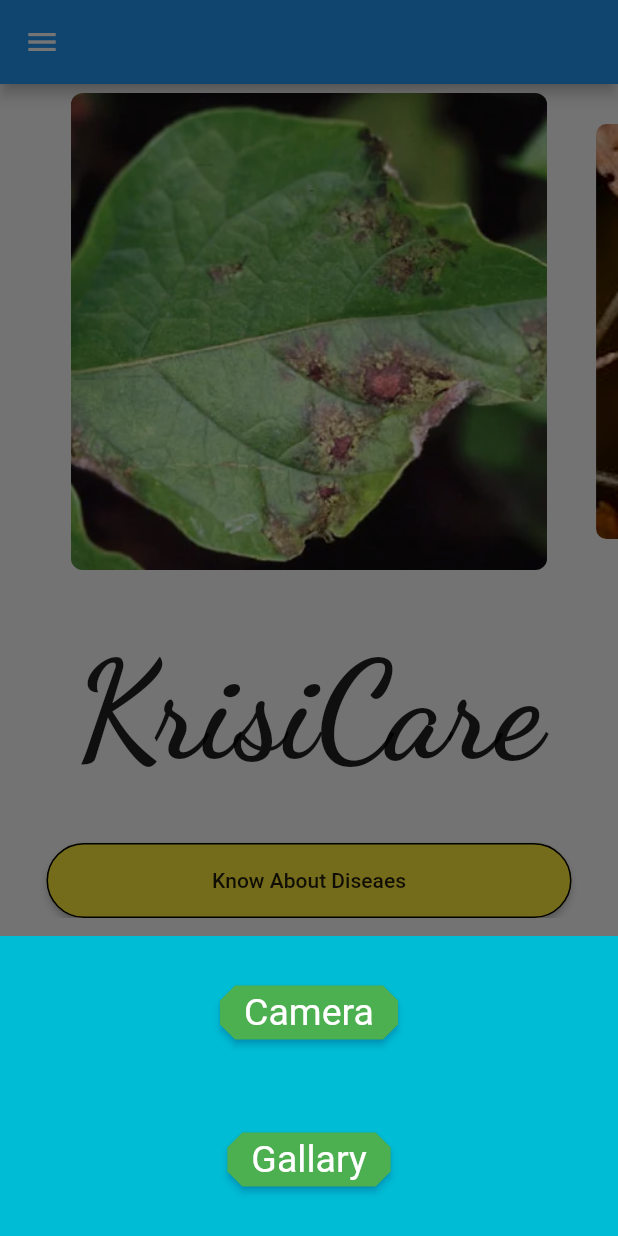
After one commit to ayan-gorain/Krishicare, a Flutter app: the screen it shows after launch, after a tap on "Scan the leaf", on a phone screen of 412 x 824 dp. The commit adds this screen. Run offline on Flutter 3.47's test engine with Material 2 defaults, Android fonts, the phone set to English and light mode, and no system bars; drawn by our look-alikes of carousel_slider; our stand-ins replace image_picker, smooth_page_indicator, velocity_x; missing offline and left inert: dart:ffi.

Commit message:
app going on

```diff
--- a/lib/main.dart
+++ b/lib/main.dart
@@ -2,6 +2,7 @@ import 'package:flutter/material.dart';
 import 'package:leaf_detection/pages/loginpage.dart';
 import 'package:leaf_detection/pages/onboardingpage.dart';
 import 'package:leaf_detection/pages/signuppge.dart';
+import 'package:leaf_detection/pages/welcomepage.dart';
 import 'package:leaf_detection/utils/routes.dart';
 
 import 'pages/firstpage.dart';
@@ -18,11 +19,12 @@ class MyApp extends StatelessWidget {
   Widget build(BuildContext context) {
     return MaterialApp(
       routes:{
-        "/":(context)=>Onboardingpage(),
+        "/":(context)=>welcomepage(),
         Myroutes.openRoute: (context) =>Openpage(),
          Myroutes.loginRoute: (context) =>login(),
         Myroutes.signupRoute: (context) =>signup(),
         Myroutes.OnboardingRoute: (context) =>Onboardingpage(),
+        Myroutes.welcomeRoute: (context) =>welcomepage(),
       }
 
     );
--- a/lib/pages/loginpage.dart
+++ b/lib/pages/loginpage.dart
@@ -119,7 +119,8 @@ class _loginState extends State<login> {
                     child: MaterialButton(
                       minWidth: 250,
                       height: 60,
-                      onPressed: () async {
+                      onPressed: () {
+                        Navigator.pushNamed(context, Myroutes.OnboardingRoute);
 
                       },
                       color: Colors.white,
--- a/lib/pages/onboardingpage.dart
+++ b/lib/pages/onboardingpage.dart
@@ -1,4 +1,5 @@
 import 'package:flutter/material.dart';
+import 'package:leaf_detection/utils/routes.dart';
 import 'package:smooth_page_indicator/smooth_page_indicator.dart';
 
 class Onboardingpage extends StatefulWidget {
@@ -68,23 +69,22 @@ class _OnboardingpageState extends State<Onboardingpage> {
 
                 buildPage(
                     color: Colors.white,
-                    title: "Discover the best recipes you needed",
-                    urlImage: 'assets/images/22.jpg',
-
-                    subtitle: "healthy recipies made by people for your healthy life"
+                    title: "Choose the leaf",
+                    urlImage: 'assets/images/d1.png',
+                    subtitle: "Choose the leaf that is getting damaged"
                 ),buildPage(
                     color: Colors.white60,
-                    title: "Recipy Finder",
-                    urlImage: 'assets/images/ttt.jpg',
+                    title: "Scaning the leaf",
+                    urlImage: 'assets/images/d2.png',
 
-                    subtitle: ""
+                    subtitle: "Scaning the leaf that is getting damaged"
                 ),
                 buildPage(
                     color: Colors.white,
-                    title: "",
-                    urlImage: 'assets/images/r3.webp',
+                    title: "Get the results",
+                    urlImage: 'assets/images/d3.png',
 
-                    subtitle: ""
+                    subtitle: "you will able to know the dieases \ncercospora is the disease"
                 ),
 
 
@@ -103,7 +103,9 @@ class _OnboardingpageState extends State<Onboardingpage> {
                 backgroundColor: Colors.tealAccent,
                 minimumSize: const Size.fromHeight(80)
             ),
-            onPressed: () async{}, child: const Text("Get Started",
+            onPressed: () async{
+              Navigator.pushNamed(context, Myroutes.welcomeRoute);
+            }, child: const Text("Get Started",
             style:TextStyle(fontSize: 24))):
         Container(
             height:80,
--- a/lib/pages/signuppge.dart
+++ b/lib/pages/signuppge.dart
@@ -23,6 +23,13 @@ class _signupState extends State<signup> {
 
     return Scaffold(
       backgroundColor: Colors.green,
+      appBar: AppBar(
+        backgroundColor: Colors.transparent,
+        leading: IconButton(
+          icon: Icon(Icons.arrow_back_ios, color: Colors.white),
+          onPressed: () => Navigator.of(context).pop(),
+        ),
+      ),
       body: SingleChildScrollView(
         child: Stack(
           children: [
@@ -123,7 +130,9 @@ class _signupState extends State<signup> {
                     child: MaterialButton(
                       minWidth:250,
                       height: 60,
-                      onPressed: (){},
+                      onPressed: (){
+                        Navigator.pushNamed(context, Myroutes.OnboardingRoute);
+                      },
                       color: Colors.white,
                       shape: RoundedRectangleBorder(
                           side: BorderSide(
--- /dev/null
+++ b/lib/pages/user_image_picker.dart
@@ -0,0 +1,113 @@
+import 'dart:io';
+import 'package:flutter/material.dart';
+import 'package:flutter/services.dart';
+import 'package:image_picker/image_picker.dart';
+class imagepicker extends StatefulWidget {
+  const imagepicker({Key? key}) : super(key: key);
+
+  @override
+  State<imagepicker> createState() => _imagepickerState();
+}
+
+class _imagepickerState extends State<imagepicker> {
+  File? image;
+  Future pickImageg() async{
+    try{
+      final image =await ImagePicker().pickImage(source:ImageSource.gallery);
+      if(image==null)return;
+      final imageTemp=File(image.path);
+
+      setState(() => this.image=imageTemp);
+    }on PlatformException catch(e){
+      print("failed to pick image");
+    }
+  }
+  Future pickImagec() async{
+    try{
+      final image =await ImagePicker().pickImage(source:ImageSource.camera);
+      if(image==null)return;
+      final imageTemp=File(image.path);
+
+      setState(() => this.image=imageTemp);
+    }on PlatformException catch(e){
+      print("failed to pick image");
+    }
+  }
+  @override
+  Widget build(BuildContext context) {
+    return Material(
+      child: Column(
+        children: [
+          SizedBox(height: 40),
+          Stack(
+            children: [
+              MaterialButton(
+                minWidth:350,
+                height: 50,
+                onPressed: () {
+                  showModalBottomSheet(context: context,
+                      builder: (BuildContext context){
+                        return Container(
+                          height: 200,
+                          color: Colors.cyan,
+                          child: Center(
+                            child: Column(
+                              mainAxisAlignment: MainAxisAlignment.center,
+                              mainAxisSize: MainAxisSize.min,
+                              children:<Widget> [
+                                ElevatedButton(
+                                  child: Text('Camera'),
+                                  style: ElevatedButton.styleFrom(
+                                    primary: Colors.green,
+                                    // side: BorderSide(color: Colors.yellow, width: 5),
+                                    textStyle: const TextStyle(
+                                        color: Colors.white, fontSize: 25, fontStyle: FontStyle.normal),
+                                    shape: BeveledRectangleBorder(
+                                        borderRadius: BorderRadius.all(Radius.circular(10))),
+                                    shadowColor: Colors.lightBlue,
+                                  ),
+                                  onPressed: () => pickImagec(),
+                                ),
+                                SizedBox(height: 50,),
+                                ElevatedButton(
+                                  child: Text('Gallary'),
+
+                                  style: ElevatedButton.styleFrom(
+                                    primary: Colors.green,
+                                    // side: BorderSide(color: Colors.yellow, width: 5),
+                                    textStyle: const TextStyle(
+                                        color: Colors.white, fontSize: 25, fontStyle: FontStyle.normal),
+                                    shape: BeveledRectangleBorder(
+                                        borderRadius: BorderRadius.all(Radius.circular(10))),
+                                    shadowColor: Colors.lightBlue,
+                                  ),
+                                  onPressed: () => pickImageg(),
+
+                                ),
+
+                              ],
+                            ),
+                          ),
+                        );
+                      });
+                },
+                color: Colors.lightGreenAccent,
+                shape: RoundedRectangleBorder(
+                    side: BorderSide(
+                      color: Colors.black,
+                    ),
+                    borderRadius: BorderRadius.circular(50)),
+                child: Text("Scan the leaf",
+                    style: TextStyle(
+                      fontWeight: FontWeight.w500,
+                    )),
+              ),
+
+
+            ],
+          )
+        ],
+      ),
+    );
+  }
+}
--- /dev/null
+++ b/lib/pages/welcomepage.dart
@@ -0,0 +1,126 @@
+import 'package:flutter/material.dart';
+import 'package:carousel_slider/carousel_slider.dart';
+import 'package:leaf_detection/pages/user_image_picker.dart';
+
+
+class welcomepage extends StatefulWidget {
+  const welcomepage({Key? key}) : super(key: key);
+
+  @override
+  State<welcomepage> createState() => _welcomepageState();
+}
+
+class _welcomepageState extends State<welcomepage> {
+  @override
+  Widget build(BuildContext context) {
+    return Scaffold(
+      drawer:Drawer(),
+      appBar: AppBar(
+      ),
+
+      body: SingleChildScrollView(
+        child: Column(
+            children: [
+              CarouselSlider(items:[
+
+                //1st Image of Slider
+                Container(
+                  margin: EdgeInsets.all(6.0),
+                  decoration: BoxDecoration(
+                    borderRadius: BorderRadius.circular(8.0),
+                    image: DecorationImage(
+                      image: AssetImage('assets/images/c5.png'),
+                      fit: BoxFit.cover,
+                    ),
+                  ),
+                ),
+
+                //2nd Image of Slider
+                Container(
+                  margin: EdgeInsets.all(6.0),
+                  decoration: BoxDecoration(
+                    borderRadius: BorderRadius.circular(8.0),
+                    image: DecorationImage(
+                      image: AssetImage('assets/images/c4.png'),
+                      fit: BoxFit.cover,
+                    ),
+                  ),
+                ),
+
+                //3rd Image of Slider
+                Container(
+                  margin: EdgeInsets.all(6.0),
+                  decoration: BoxDecoration(
+                    borderRadius: BorderRadius.circular(8.0),
+                    image: DecorationImage(
+                      image: AssetImage('assets/images/c1.png'),
+                      fit: BoxFit.cover,
+                    ),
+                  ),
+                ),
+
+                //4th Image of Slider
+                Container(
+                  margin: EdgeInsets.all(6.0),
+                  decoration: BoxDecoration(
+                    borderRadius: BorderRadius.circular(8.0),
+                    image: DecorationImage(
+                      image: AssetImage('assets/images/c2.png'),
+                      fit: BoxFit.cover,
+                    ),
+                  ),
+                ),
+
+                //5th Image of Slider
+                Container(
+                  margin: EdgeInsets.all(6.0),
+                  decoration: BoxDecoration(
+                    borderRadius: BorderRadius.circular(8.0),
+                    image: DecorationImage(
+                      image: AssetImage('assets/images/c3.png'),
+                      fit: BoxFit.cover,
+                    ),
+                  ),
+                ),
+
+              ],
+                options: CarouselOptions(
+                  height: 330.0,
+                  enlargeCenterPage: true,
+                  autoPlay: true,
+                  aspectRatio: 16 / 9,
+                  autoPlayCurve: Curves.fastOutSlowIn,
+                  enableInfiniteScroll: true,
+                  autoPlayAnimationDuration: Duration(milliseconds: 800),
+                  viewportFraction: 0.8,
+                ),),
+              SizedBox(height: 34,),
+              Text("KrisiCare",style: TextStyle(
+                fontSize: 90,fontWeight: FontWeight.w700,fontFamily: 'Dancing',
+              ),),
+              SizedBox(height: 34,),
+              MaterialButton(
+                minWidth:350,
+                height: 50,
+                onPressed: () {
+               //   Navigator.pushNamed(context, Myroutes.signupRoute );
+                },
+                color: Colors.yellow,
+                shape: RoundedRectangleBorder(
+                    side: BorderSide(
+                      color: Colors.black,
+                    ),
+                    borderRadius: BorderRadius.circular(50)),
+                child: Text("Know About Diseaes",
+                    style: TextStyle(
+                      fontWeight: FontWeight.w500,
+                    )),
+              ),
+              imagepicker(),
+            ],
+
+        ),
+      ),
+    );
+  }
+}
--- a/lib/utils/routes.dart
+++ b/lib/utils/routes.dart
@@ -3,4 +3,5 @@ class Myroutes {
   static String loginRoute = "/login";
   static String signupRoute = "/signup";
   static String OnboardingRoute = "/Onboarding";
+  static String welcomeRoute = "/Welcome";
 }
```
Also changed, not shown: pubspec.yaml (+16 -6 lines), assets/fonts/dancing.ttf (added), assets/images/c1.png (added), assets/images/c2.png (added), assets/images/c3.png (added), assets/images/c4.png (added), assets/images/c5.png (added), assets/images/d1.png (added), assets/images/d2.png (added), assets/images/d3.png (added), pubspec.lock.
